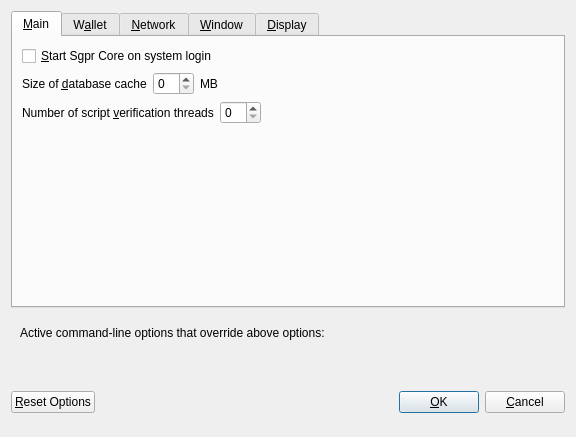
This is src/qt/forms/optionsdialog.ui in sgprpay/dash as Qt 5 draws it before an edit. The edited form follows.
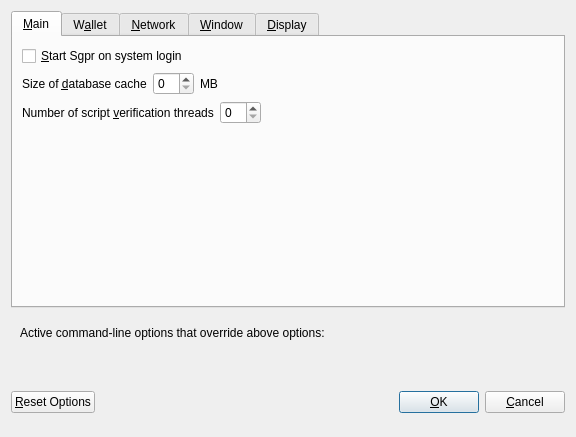
This is the edited form. Custom widgets are drawn as their Qt base class.

The edit to the form file:
```diff
--- a/src/qt/forms/optionsdialog.ui
+++ b/src/qt/forms/optionsdialog.ui
@@ -33,7 +33,7 @@
           <string>Automatically start Sgpr Core after logging in to the system.</string>
          </property>
          <property name="text">
-          <string>&amp;Start Sgpr Core on system login</string>
+          <string>&amp;Start Sgpr on system login</string>
          </property>
         </widget>
        </item>
```
Left out of the diff: 6 changed lines with no effect on the pictures.
